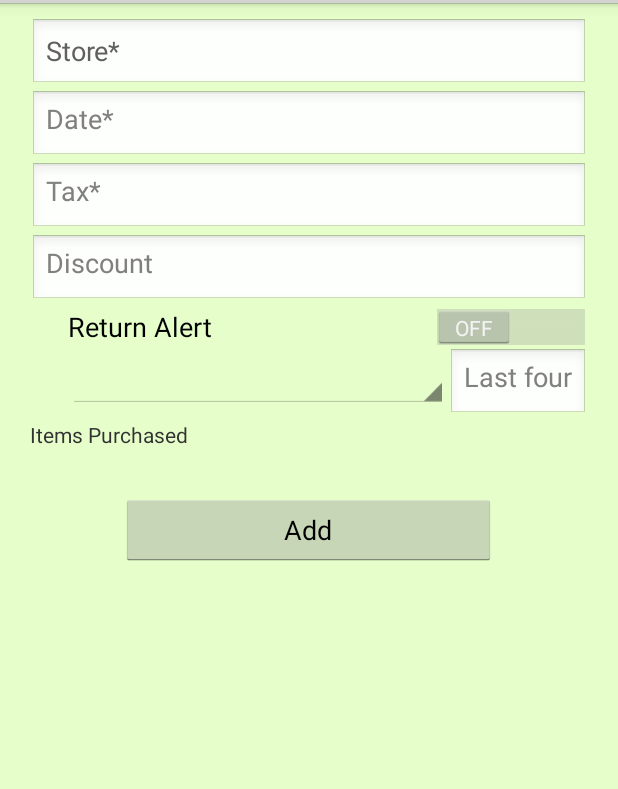
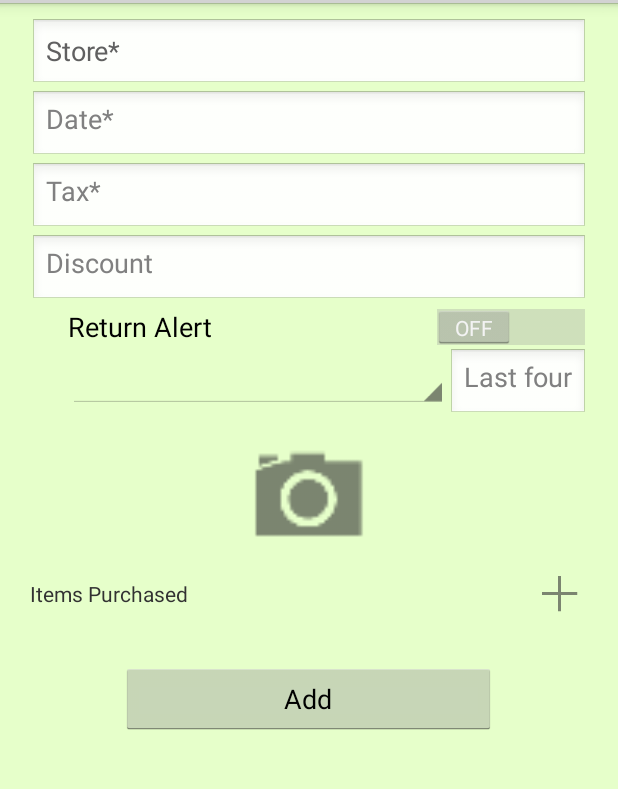
Before and after one commit to HashSalmon/GreenReceiptAndroid, an Android app: the layout activity_manual_receipt.xml on its own in the app's theme, with its tools: preview values and no code run, on a phone screen of 412 x 824 dp, the part 69-858 px from its top. Run offline under Robolectric (Android 15) with nearby library versions, the phone set to English and light mode, and no system bars.

Commit message:
Started on image

```diff
--- a/app/src/main/java/net/greenreceipt/greenreceipt/Networking.java
+++ b/app/src/main/java/net/greenreceipt/greenreceipt/Networking.java
@@ -408,4 +408,6 @@ public class Networking {
 
 
 
+
+
 }
--- a/app/src/main/java/net/greenreceipt/greenreceipt/ReceiptDetailActivity.java
+++ b/app/src/main/java/net/greenreceipt/greenreceipt/ReceiptDetailActivity.java
@@ -133,7 +133,7 @@ public class ReceiptDetailActivity extends Activity implements ListAdapter {
         SimpleDateFormat sdf = new SimpleDateFormat("MM/d/yyyy");
         if(position == 0)//header
         {
-            view =View.inflate(this, R.layout.listitem, null);
+            view =View.inflate(this, R.layout.receipt_header, null);
             TextView store = (TextView) view.findViewById(R.id.store);
             store.setText(receipt.Store.Company.Name);
             TextView detail = (TextView) view.findViewById(R.id.detail);
--- a/app/src/main/res/layout/activity_manual_receipt.xml
+++ b/app/src/main/res/layout/activity_manual_receipt.xml
@@ -82,6 +82,7 @@
             android:layout_height="wrap_content"
             android:id="@+id/alertSwitch"/>
         </LinearLayout>
+
     <LinearLayout
         android:layout_width="match_parent"
         android:layout_height="wrap_content"
@@ -110,6 +111,20 @@
             android:background="@android:drawable/edit_text"
             android:textColor="@android:color/primary_text_light"/>
         </LinearLayout>
+    <LinearLayout
+        android:layout_width="match_parent"
+        android:layout_height="100dp"
+        android:id="@+id/image_container"
+        android:layout_gravity="left">
+        <ImageView
+            android:layout_width="0dp"
+            android:layout_height="100dp"
+            android:layout_weight="1"
+            android:id="@+id/image1"
+            android:src="@drawable/ic_action_camera"
+            android:layout_gravity="left"/>
+
+    </LinearLayout>
 
     <LinearLayout
         android:layout_width="match_parent"
@@ -127,7 +142,8 @@
             android:layout_width="0dp"
             android:layout_height="wrap_content"
             android:layout_weight="10"
-            android:id="@+id/icon"/>
+            android:id="@+id/icon"
+            android:src="@drawable/ic_action_new"/>
     </LinearLayout>
     <LinearLayout
         android:layout_width="match_parent"
```
Also changed, not shown: app/src/main/java/net/greenreceipt/greenreceipt/ManualReceiptActivity.java (+89 -34 lines), app/src/main/res/layout/receipt_header.xml (added, +31 -0 lines), 1 other file.
